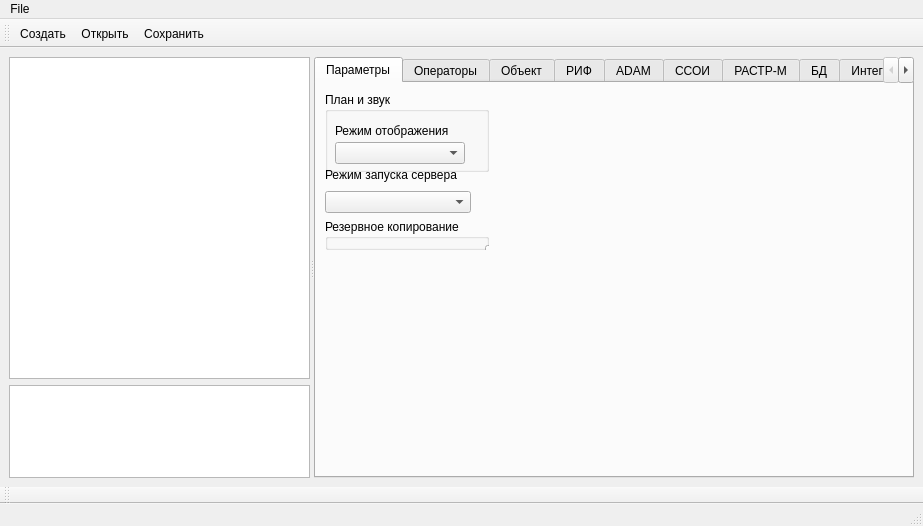
Above: m_cfg/MainWindowCFG.ui from xXRadioHeadXx/start7 before the change. Below: the same form after it.
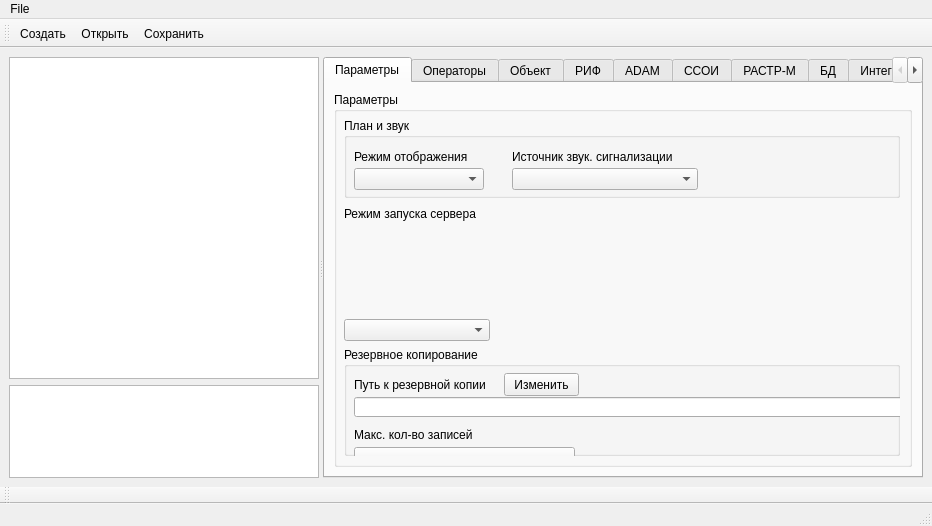
That is the form after the change. The open tabs and pages were chosen to show the change. Icons and pictures are not drawn.

Patch:
```diff
--- a/m_cfg/MainWindowCFG.ui
+++ b/m_cfg/MainWindowCFG.ui
@@ -6,7 +6,7 @@
    <rect>
     <x>0</x>
     <y>0</y>
-    <width>923</width>
+    <width>932</width>
     <height>526</height>
    </rect>
   </property>
@@ -148,18 +148,21 @@
         <attribute name="title">
          <string>Параметры</string>
         </attribute>
-        <widget class="QWidget" name="layoutWidget">
-         <property name="geometry">
-          <rect>
-           <x>9</x>
-           <y>9</y>
-           <width>164</width>
-           <height>158</height>
-          </rect>
-         </property>
-         <layout class="QVBoxLayout" name="verticalLayout_5">
-          <item>
+        <layout class="QGridLayout" name="gridLayout_7">
+         <item row="0" column="0">
+          <widget class="QGroupBox" name="groupBox_12">
+           <property name="title">
+            <string>Параметры</string>
+           </property>
            <widget class="QGroupBox" name="groupBox">
+            <property name="geometry">
+             <rect>
+              <x>10</x>
+              <y>26</y>
+              <width>556</width>
+              <height>80</height>
+             </rect>
+            </property>
             <property name="sizePolicy">
              <sizepolicy hsizetype="Expanding" vsizetype="Fixed">
               <horstretch>0</horstretch>
@@ -276,38 +279,15 @@
              </property>
             </widget>
            </widget>
-          </item>
-          <item>
-           <widget class="QLabel" name="label_21">
-            <property name="minimumSize">
-             <size>
-              <width>153</width>
-              <height>20</height>
-             </size>
-            </property>
-            <property name="text">
-             <string>Режим запуска сервера</string>
-            </property>
-           </widget>
-          </item>
-          <item>
-           <widget class="QComboBox" name="PARAMS_AutoStart_comboBox">
-            <property name="sizePolicy">
-             <sizepolicy hsizetype="Fixed" vsizetype="Fixed">
-              <horstretch>146</horstretch>
-              <verstretch>0</verstretch>
-             </sizepolicy>
-            </property>
-            <property name="minimumSize">
-             <size>
-              <width>146</width>
-              <height>22</height>
-             </size>
-            </property>
-           </widget>
-          </item>
-          <item>
            <widget class="QGroupBox" name="groupBox_8">
+            <property name="geometry">
+             <rect>
+              <x>10</x>
+              <y>255</y>
+              <width>556</width>
+              <height>109</height>
+             </rect>
+            </property>
             <property name="title">
              <string>Резервное копирование</string>
             </property>
@@ -371,9 +351,50 @@
              </property>
             </widget>
            </widget>
-          </item>
-         </layout>
-        </widget>
+           <widget class="QLabel" name="label_21">
+            <property name="geometry">
+             <rect>
+              <x>10</x>
+              <y>112</y>
+              <width>153</width>
+              <height>20</height>
+             </rect>
+            </property>
+            <property name="minimumSize">
+             <size>
+              <width>153</width>
+              <height>20</height>
+             </size>
+            </property>
+            <property name="text">
+             <string>Режим запуска сервера</string>
+            </property>
+           </widget>
+           <widget class="QComboBox" name="PARAMS_AutoStart_comboBox">
+            <property name="geometry">
+             <rect>
+              <x>10</x>
+              <y>227</y>
+              <width>146</width>
+              <height>22</height>
+             </rect>
+            </property>
+            <property name="sizePolicy">
+             <sizepolicy hsizetype="Fixed" vsizetype="Fixed">
+              <horstretch>146</horstretch>
+              <verstretch>0</verstretch>
+             </sizepolicy>
+            </property>
+            <property name="minimumSize">
+             <size>
+              <width>146</width>
+              <height>22</height>
+             </size>
+            </property>
+           </widget>
+          </widget>
+         </item>
+        </layout>
        </widget>
        <widget class="QWidget" name="Operators">
         <attribute name="title">
@@ -3081,7 +3102,7 @@
     <rect>
      <x>0</x>
      <y>0</y>
-     <width>923</width>
+     <width>932</width>
      <height>21</height>
     </rect>
    </property>
```
Left out of the diff: 2 changed lines with no effect on the pictures.
